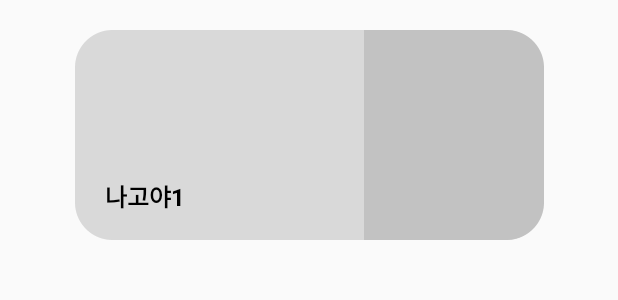
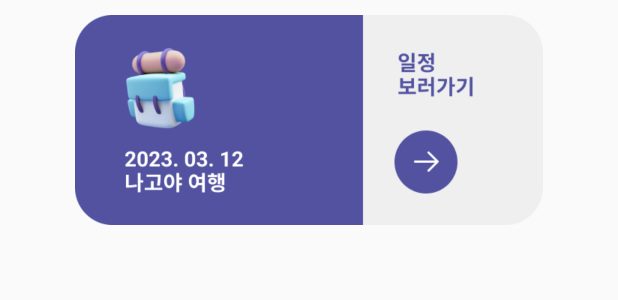
Before and after one commit to moon12-3/BaRoad, an Android app: the layout main_listview_item.xml on its own in the app's theme, with its tools: preview values and no code run, on a phone screen of 412 x 824 dp. Shown: the top 300 px of the screen. Run offline under Robolectric (Android 15) with nearby library versions, the phone set to English and light mode, and no system bars.

Commit message:
listview 수정

```diff
--- a/app/src/main/res/layout/main_listview_item.xml
+++ b/app/src/main/res/layout/main_listview_item.xml
@@ -5,37 +5,10 @@
     android:layout_height="match_parent">
 
     <!--검색어 입력 리스트뷰 목록에 뜰 layout-->
-    <LinearLayout
-        android:layout_width="match_parent"
-        android:layout_height="wrap_content"
-        android:orientation="horizontal">
-        <FrameLayout
-            android:layout_width="match_parent"
-            android:layout_height="wrap_content">
             <ImageButton
                 android:layout_width="312dp"
                 android:layout_height="140dp"
                 android:layout_gravity="center"
                 android:layout_marginTop="10dp"
-                android:background="@drawable/main_listview_container"/>
-            <ImageButton
-                android:layout_width="120dp"
-                android:layout_height="140dp"
-                android:layout_gravity="right"
-                android:layout_marginTop="20dp"
-                android:layout_marginRight="49dp"
-                android:background="@drawable/main_listview_container2"/>
-            <TextView
-                android:layout_width="wrap_content"
-                android:layout_height="wrap_content"
-                android:text="나고야1"
-                android:textStyle="bold"
-                android:textSize="16dp"
-                android:textColor="#000000"
-                android:layout_gravity="bottom"
-                android:layout_marginBottom="17dp"
-                android:layout_marginLeft="70dp"/>
-        </FrameLayout>
-    </LinearLayout>
-
+                android:background="@drawable/main_listview"/>
 </LinearLayout>
```
Also changed, not shown: app/src/main/res/drawable/main_listview.png (added), app/src/main/res/drawable/main_listview_container.png (deleted), app/src/main/res/drawable/main_listview_container2.png (deleted).
